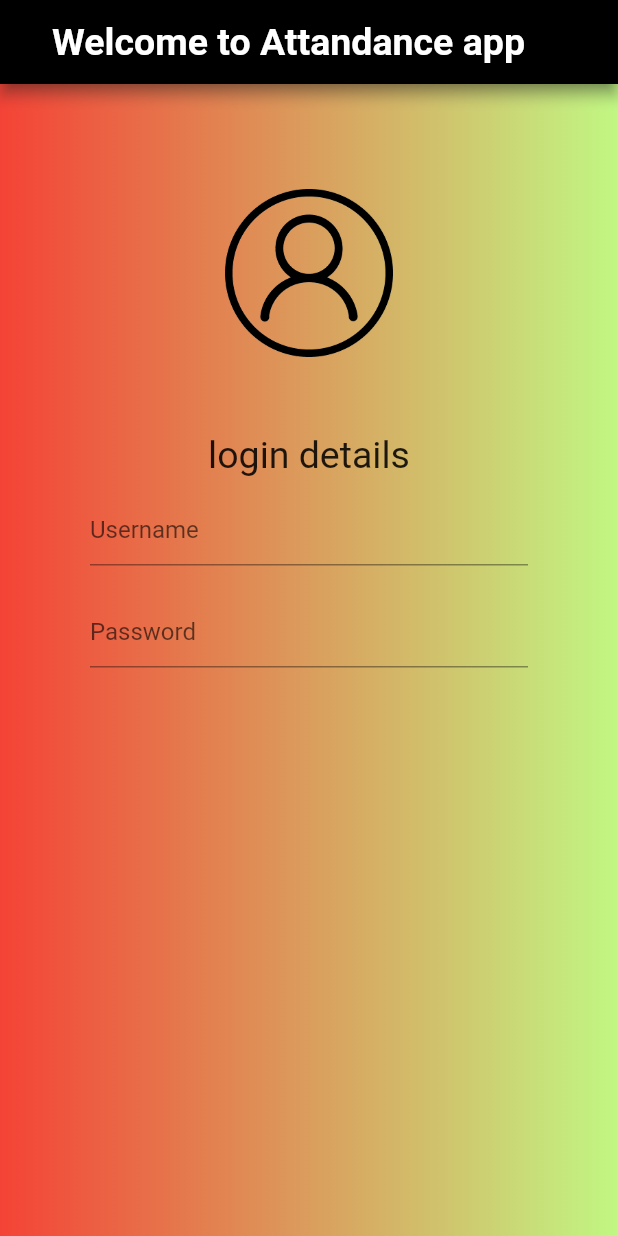
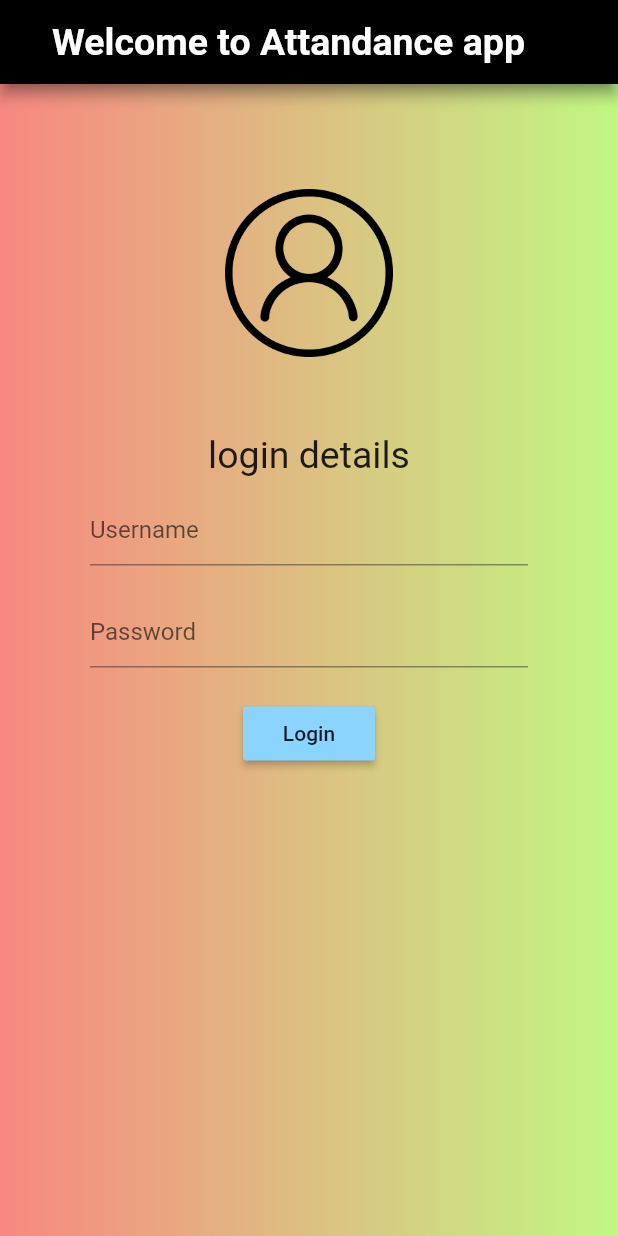
Before and after one commit to Manav-khadka/login-page, a Flutter app: the screen it shows after launch, on a phone screen of 412 x 824 dp. Run offline on Flutter 3.47's test engine with Material 2 defaults, Android fonts, the phone set to English and light mode, and no system bars; our stand-ins replace firebase_core; accounts and stored records are empty.

Commit message:
good night

```diff
--- a/lib/login.dart
+++ b/lib/login.dart
@@ -21,10 +21,10 @@ class login extends StatelessWidget {
           child: Container(
               decoration: BoxDecoration(
                   gradient: LinearGradient(colors: [
-                Colors.red,
+                Color.fromARGB(255, 248, 136, 128),
                 Color.fromARGB(255, 193, 247, 131)
               ])),
-              child: Column(
+              child: ListView(
                 children: [
                   SizedBox(
                     height: 20,
@@ -66,7 +66,14 @@ class login extends StatelessWidget {
                               hintText: 'Password',
                               labelStyle: TextStyle(fontSize: 20),
                             )),
-                      )
+                      ),
+                      SizedBox(
+                        height: 10,
+                      ),
+                      RaisedButton(
+                          child: Text("Login"),
+                          color: Color.fromARGB(255, 138, 212, 255),
+                          onPressed: () {}),
                     ],
                   ),
                 ],
--- a/pubspec.yaml
+++ b/pubspec.yaml
@@ -30,6 +30,7 @@ dependencies:
   flutter:
     sdk: flutter
   firebase_core: ^1.15.0
+  cloud_firestore: ^3.1.13
 
 
   # The following adds the Cupertino Icons font to your application.
```
Also changed, not shown: pubspec.lock.
